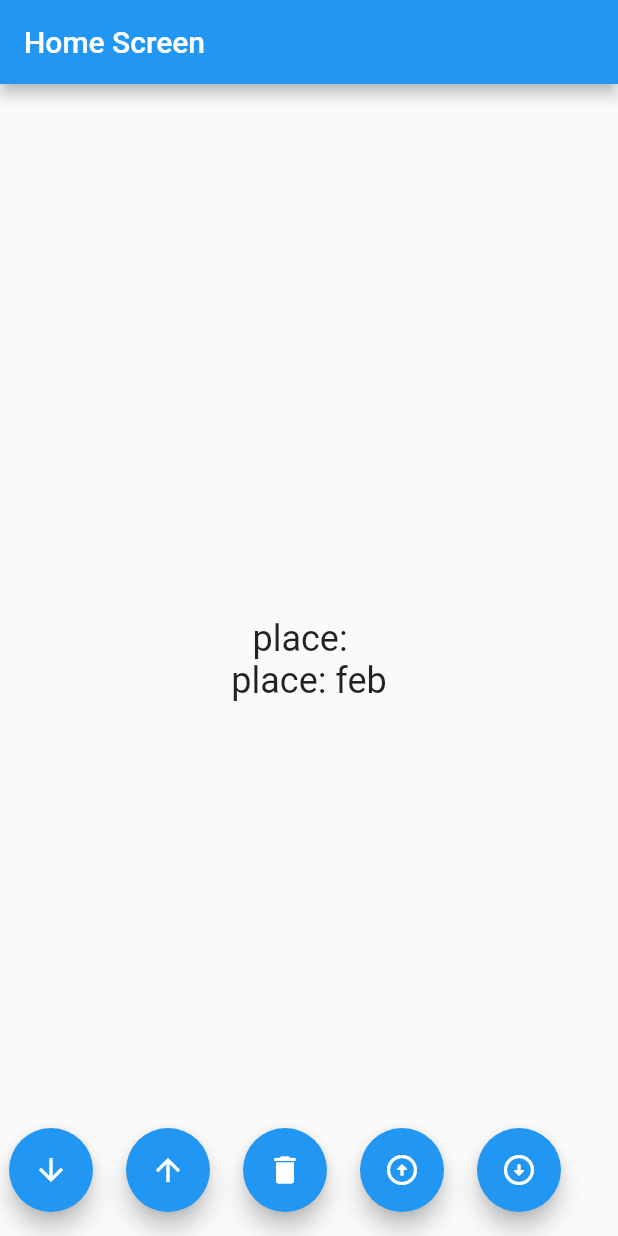
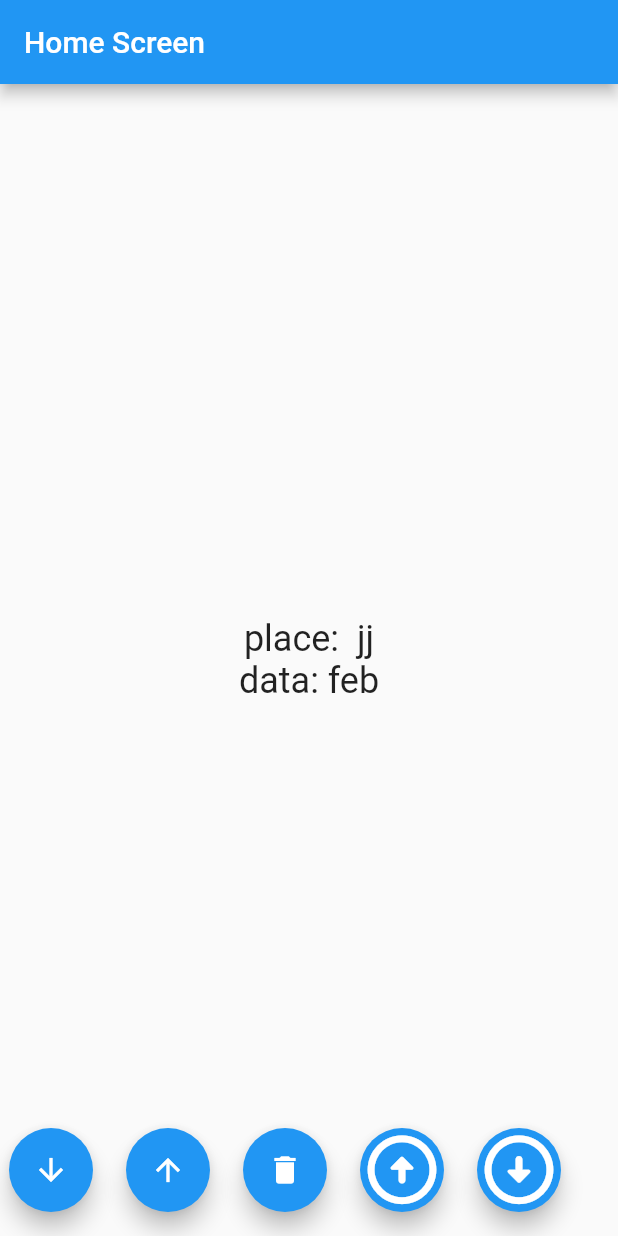
Before and after one commit to DhorajiyaNency07/shared_preferences, a Flutter app: the screen it shows after launch, after a tap on the "arrow circle up" icon, on a phone screen of 412 x 824 dp. Run offline on Flutter 3.47's test engine with Material 2 defaults, Android fonts, the phone set to English and light mode, and no system bars; our stand-ins replace shared_preferences.

Commit message:
02/02/2023

```diff
--- a/lib/list_model.dart
+++ b/lib/list_model.dart
@@ -1,11 +1,51 @@
-class AppData{
-  Map <String,dynamic> mobileData={
-    "place":"surat",
-    "mobile_data":[
-      {
-        "mobile_name":"oppo",
-        "price":23000
-      }
-    ]
-  };
-}
+/// MapList --------------------->>>> MapList
+// class AppData{
+//   Map <String,dynamic> mobileData={
+//     "place":"surat",
+//     "mobile_data":[
+//       {
+//         "mobile_name":"oppo",
+//         "price":23000
+//       }
+//     ]
+//   };
+// }
+
+/// Model ------------------------->>>> Model
+// class MobileDataModel {
+//   final String? place;
+//   final List<MobileData>? mobileData;
+//
+//   MobileDataModel({
+//     this.place,
+//     this.mobileData,
+//   });
+//
+//   MobileDataModel.fromJson(Map<String, dynamic> json)
+//       : place = json['place'] as String?,
+//         mobileData = (json['mobile_data'] as List?)?.map((dynamic e) => MobileData.fromJson(e as Map<String,dynamic>)).toList();
+//
+//   Map<String, dynamic> toJson() => {
+//     'place' : place,
+//     'mobile_data' : mobileData?.map((e) => e.toJson()).toList()
+//   };
+// }
+//
+// class MobileData {
+//   final String? mobileName;
+//   final int? price;
+//
+//   MobileData({
+//     this.mobileName,
+//     this.price,
+//   });
+//
+//   MobileData.fromJson(Map<String, dynamic> json)
+//       : mobileName = json['mobile_name'] as String?,
+//         price = json['price'] as int?;
+//
+//   Map<String, dynamic> toJson() => {
+//     'mobile_name' : mobileName,
+//     'price' : price
+//   };
+// }
--- a/lib/local_data.dart
+++ b/lib/local_data.dart
@@ -5,7 +5,7 @@ import 'package:shared_preferences/shared_preferences.dart';
 class LocalData {
   SharedPreferences? prefs;
 
-  String todoData = "name";
+  String nameData = "name";
 
   setObject({required String key, required dynamic val}) async {
     prefs = await SharedPreferences.getInstance();
--- a/lib/main.dart
+++ b/lib/main.dart
@@ -1,5 +1,4 @@
 import 'package:flutter/material.dart';
-
 import 'shared_preferences_home_screen.dart';
 
 void main() {
--- a/lib/shared_preferences_home_screen.dart
+++ b/lib/shared_preferences_home_screen.dart
@@ -1,4 +1,3 @@
-import 'dart:convert';
 import 'package:flutter/material.dart';
 import 'package:shared_preferences/shared_preferences.dart';
 import 'package:shared_preferences_one/local_data.dart';
@@ -15,8 +14,8 @@ class _HomeScreenState extends State<HomeScreen> {
   LocalData localData = LocalData();
   List<MobileDataModel> listOfData = [];
   SharedPreferences? sharedPreferences;
-  String? place = " ";
-  String? name = " ";
+  String place = "ggv ";
+
   dynamic data = "feb";
 
   Object? todoModel;
@@ -24,8 +23,13 @@ class _HomeScreenState extends State<HomeScreen> {
   @override
   void initState() {
     // TODO: implement initState
-    // getInstanceData();
+    getInstanceData();
     super.initState();
+  }
+
+  getInstanceData() async {
+    sharedPreferences = await SharedPreferences.getInstance();
+    getData();
   }
 
   setData() async {
@@ -35,10 +39,10 @@ class _HomeScreenState extends State<HomeScreen> {
   getData() {
     if (sharedPreferences!.containsKey("string_one")) {
       debugPrint("------>true");
-      place = sharedPreferences!.getString("string_one");
+      place = sharedPreferences!.getString("string_one")!;
     } else {
       debugPrint("------>false");
-      place = " ";
+      place = " jj";
     }
     setState(() {});
   }
@@ -60,7 +64,7 @@ class _HomeScreenState extends State<HomeScreen> {
             Column(
               children: [
                 Text("place: $place", style: const TextStyle(fontSize: 24)),
-                Text("place: $data", style: const TextStyle(fontSize: 24)),
+                Text("data: $data", style: const TextStyle(fontSize: 24)),
               ],
             ),
           ],
@@ -72,6 +76,8 @@ class _HomeScreenState extends State<HomeScreen> {
           FloatingActionButton(
             heroTag: "one",
             onPressed: () {
+              debugPrint("place------>$place");
+
               getData();
             },
             child: const Icon(Icons.arrow_downward),
@@ -79,6 +85,8 @@ class _HomeScreenState extends State<HomeScreen> {
           FloatingActionButton(
             heroTag: "two",
             onPressed: () {
+              debugPrint("place------------>$place");
+
               setData();
             },
             child: const Icon(Icons.arrow_upward),
@@ -95,15 +103,18 @@ class _HomeScreenState extends State<HomeScreen> {
             onPressed: () async {
               // Set Model -------------------------------->>>>> Set Model
               localData.setString(key: "first", val: "oppo");
+              debugPrint(
+                  "firstData ------------->>>> ${await localData.setString(key: "first", val: "oppo")}");
+
               setState(() {});
             },
-            child: const Icon(Icons.arrow_circle_up_rounded),
+            child: const Icon(Icons.arrow_circle_up_rounded, size: 55),
           ),
           FloatingActionButton(
             heroTag: "five",
             onPressed: () async {
               // Get Model -------------------------------->>>>> Get Model
-              localData.getString(key: "first");
+              // localData.getString(key: "first");
               /// Print model -------------------------------->>>>> print Model
               debugPrint(
                   "firstData ------------->>>> ${await localData.getString(key: "first")}");
@@ -113,7 +124,7 @@ class _HomeScreenState extends State<HomeScreen> {
               debugPrint("Data ----------->>>> $data");
               setState(() {});
             },
-            child: const Icon(Icons.arrow_circle_down_rounded),
+            child: const Icon(Icons.arrow_circle_down_rounded, size: 55),
           ),
         ],
       ),
```
Also changed, not shown: lib/data_storing_screen.dart (deleted, +0 -76 lines), lib/model_screen.dart (+7 -41 lines), 1 other file.
